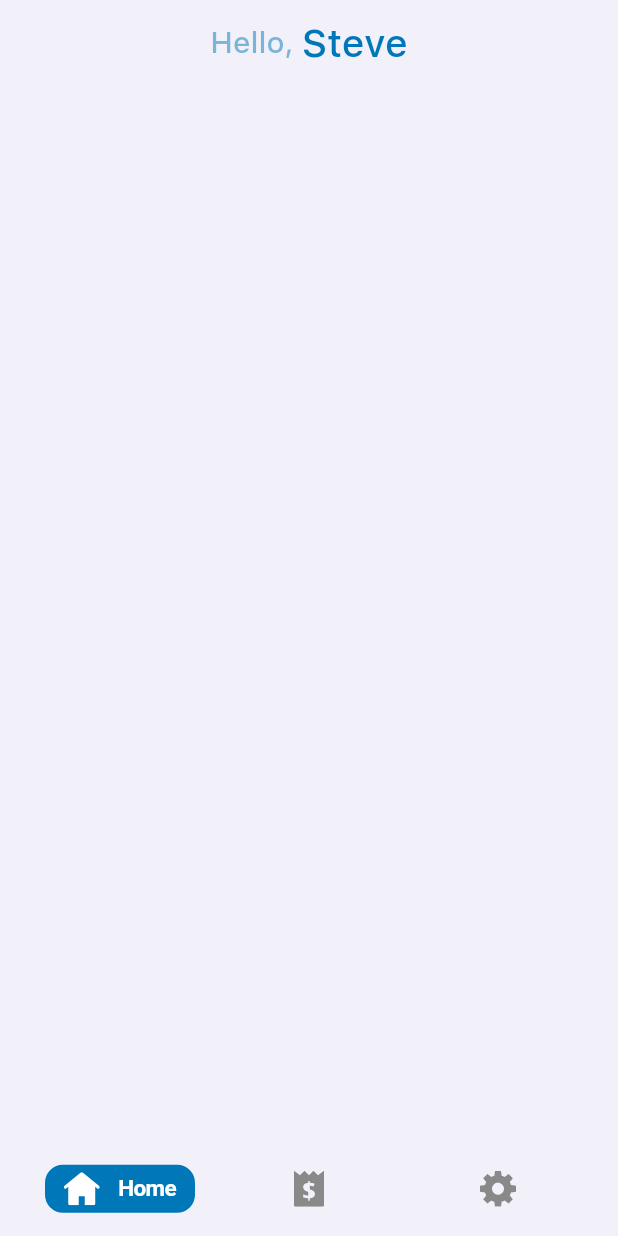
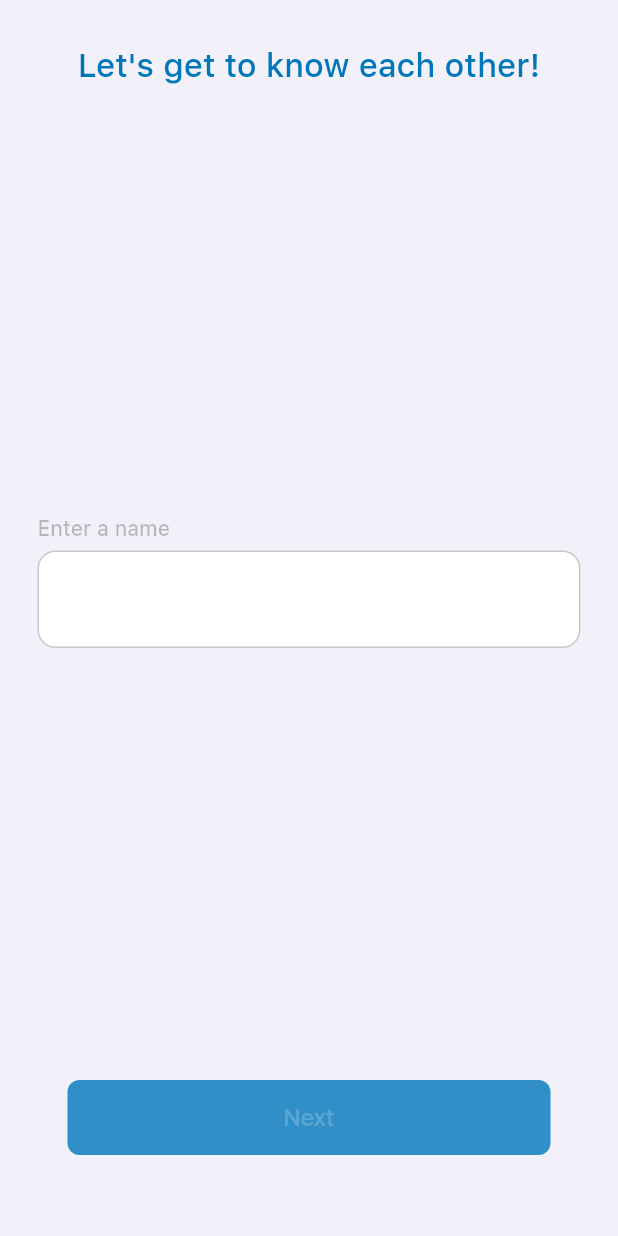
Before and after one commit to kent0505/expenses3, a Flutter app: the screen it shows after launch, on a phone screen of 412 x 824 dp. Run offline on Flutter 3.47's test engine with Material 3 defaults, Android fonts, the phone set to English and light mode, and no system bars; our stand-ins replace flutter_bloc, flutter_svg, go_router, shared_preferences.

Commit message:
added onboarding and name pages

```diff
--- a/lib/core/config/app_colors.dart
+++ b/lib/core/config/app_colors.dart
@@ -4,7 +4,10 @@ class AppColors {
   static const Color main = Color(0xff0077B9);
   static const Color bg = Color(0xfff2f1f9);
   static const Color red = Color(0xffFF0000);
+  static const Color border = Color(0xffC9C9C9);
 
   static Color main50 = const Color(0xff0077B9).withOpacity(0.5);
   static Color red50 = const Color(0xffFF0000).withOpacity(0.5);
+  static Color black50 = const Color(0xff000000).withOpacity(0.5);
+  static Color black25 = const Color(0xff000000).withOpacity(0.25);
 }
--- a/lib/core/config/router.dart
+++ b/lib/core/config/router.dart
@@ -1,11 +1,13 @@
 import 'package:go_router/go_router.dart';
 
 import '../../features/home/pages/home_page.dart';
+import '../../features/splash/greetings_page.dart';
+import '../../features/splash/name_page.dart';
 import '../../features/splash/onboarding_page.dart';
 import '../../features/splash/splash_page.dart';
 
 final routerConfig = GoRouter(
-  initialLocation: '/home',
+  initialLocation: '/name',
   routes: [
     GoRoute(
       path: '/',
@@ -16,6 +18,14 @@ final routerConfig = GoRouter(
       builder: (context, state) => const OnboardingPage(),
     ),
     GoRoute(
+      path: '/name',
+      builder: (context, state) => const NamePage(),
+    ),
+    GoRoute(
+      path: '/greetings',
+      builder: (context, state) => const GreetingsPage(),
+    ),
+    GoRoute(
       path: '/home',
       builder: (context, state) => const HomePage(),
     ),
--- a/lib/core/config/themes.dart
+++ b/lib/core/config/themes.dart
@@ -7,11 +7,11 @@ final theme = ThemeData(
   primarySwatch: Colors.grey,
   fontFamily: 'SF',
   scaffoldBackgroundColor: AppColors.bg,
-  // textSelectionTheme: TextSelectionThemeData(
-  //   cursorColor: AppColors.white50,
-  //   selectionColor: AppColors.white50,
-  //   selectionHandleColor: AppColors.white50,
-  // ),
+  textSelectionTheme: const TextSelectionThemeData(
+    cursorColor: AppColors.main,
+    selectionColor: AppColors.main,
+    selectionHandleColor: AppColors.main,
+  ),
   // colorScheme: ColorScheme.fromSwatch(
   //   accentColor: AppColors.activeNavBar,
   // ),
--- a/lib/core/utils.dart
+++ b/lib/core/utils.dart
@@ -2,7 +2,6 @@ import 'package:shared_preferences/shared_preferences.dart';
 
 bool onboarding = true;
 String myname = '';
-String mycurrency = '\$';
 int myexpense = 0;
 int myincome = 0;
 
@@ -11,7 +10,13 @@ Future<void> getData() async {
   // await prefs.remove('onboarding');
   onboarding = prefs.getBool('onboarding') ?? true;
   myname = prefs.getString('myname') ?? 'John';
-  mycurrency = prefs.getString('mycurrency') ?? '\$';
   myexpense = prefs.getInt('myexpense') ?? 0;
   myincome = prefs.getInt('myincome') ?? 0;
 }
+
+Future<void> saveUser(String name) async {
+  final prefs = await SharedPreferences.getInstance();
+  prefs.setString('myname', name);
+  prefs.setBool('onboarding', false);
+  await getData();
+}
--- a/lib/core/widgets/buttons/primary_button.dart
+++ b/lib/core/widgets/buttons/primary_button.dart
@@ -1,25 +1,30 @@
 import 'package:flutter/cupertino.dart';
 import 'package:flutter/material.dart';
+
+import '../../config/app_colors.dart';
 
 class PrimaryButton extends StatelessWidget {
   const PrimaryButton({
     super.key,
     required this.title,
     this.active = true,
+    this.width,
     required this.onPressed,
   });
 
   final String title;
   final bool active;
+  final double? width;
   final void Function() onPressed;
 
   @override
   Widget build(BuildContext context) {
     return Container(
       height: 50,
-      width: MediaQuery.of(context).size.width > 400 ? 400 : null,
+      width: width ?? (MediaQuery.of(context).size.width > 400 ? 400 : null),
       decoration: BoxDecoration(
-        color: Colors.black,
+        color:
+            active ? AppColors.main : const Color(0xff0077B9).withOpacity(0.8),
         borderRadius: BorderRadius.circular(8),
       ),
       child: CupertinoButton(
@@ -29,7 +34,9 @@ class PrimaryButton extends StatelessWidget {
           child: Text(
             title,
             style: TextStyle(
-              color: active ? Colors.white : Colors.grey,
+              color: active
+                  ? Colors.white
+                  : const Color(0xffFFFFFF).withOpacity(0.2),
               fontSize: 16,
               fontWeight: FontWeight.w600,
               fontFamily: 'SF',
--- /dev/null
+++ b/lib/features/splash/name_page.dart
@@ -0,0 +1,144 @@
+import 'package:flutter/material.dart';
+import 'package:go_router/go_router.dart';
+
+import '../../core/config/app_colors.dart';
+import '../../core/utils.dart';
+import '../../core/widgets/buttons/primary_button.dart';
+
+class NamePage extends StatefulWidget {
+  const NamePage({super.key});
+
+  @override
+  State<NamePage> createState() => _NamePageState();
+}
+
+class _NamePageState extends State<NamePage> {
+  final controller = TextEditingController();
+
+  bool active = false;
+
+  void onChanged() {
+    setState(() {
+      if (controller.text.isEmpty) {
+        active = false;
+      } else {
+        active = true;
+      }
+    });
+  }
+
+  void onNext() async {
+    await saveUser(controller.text).then((value) {
+      context.go('/greetings');
+    });
+  }
+
+  @override
+  void dispose() {
+    controller.dispose();
+    super.dispose();
+  }
+
+  @override
+  Widget build(BuildContext context) {
+    return Scaffold(
+      resizeToAvoidBottomInset: false,
+      body: Column(
+        children: [
+          SizedBox(height: 30 + MediaQuery.of(context).viewPadding.top),
+          const Center(
+            child: Text(
+              'Let\'s get to know each other!',
+              style: TextStyle(
+                color: AppColors.main,
+                fontSize: 22,
+              ),
+            ),
+          ),
+          const Spacer(),
+          Row(
+            children: [
+              const SizedBox(width: 25),
+              Text(
+                'Enter a name',
+                style: TextStyle(
+                  color: AppColors.black25,
+                  fontSize: 14,
+                ),
+              ),
+            ],
+          ),
+          const SizedBox(height: 6),
+          Padding(
+            padding: const EdgeInsets.symmetric(horizontal: 25),
+            child: _NameField(
+              controller: controller,
+              onChanged: onChanged,
+            ),
+          ),
+          const Spacer(),
+          Padding(
+            padding: const EdgeInsets.symmetric(horizontal: 45),
+            child: PrimaryButton(
+              title: 'Next',
+              active: active,
+              onPressed: onNext,
+            ),
+          ),
+          SizedBox(height: 54 + MediaQuery.of(context).viewPadding.bottom),
+        ],
+      ),
+    );
+  }
+}
+
+class _NameField extends StatelessWidget {
+  const _NameField({
+    required this.controller,
+    required this.onChanged,
+  });
+
+  final TextEditingController controller;
+  final void Function() onChanged;
+
+  @override
+  Widget build(BuildContext context) {
+    return Container(
+      height: 65,
+      decoration: BoxDecoration(
+        color: Colors.white,
+        borderRadius: BorderRadius.circular(12),
+        border: Border.all(color: AppColors.border),
+      ),
+      child: TextField(
+        controller: controller,
+        textAlign: TextAlign.center,
+        textCapitalization: TextCapitalization.sentences,
+        style: const TextStyle(
+          color: Colors.black,
+          fontSize: 22,
+        ),
+        decoration: const InputDecoration(
+          // hintText: 'Name',
+          // hintStyle: TextStyle(
+          //   color: AppColors.white50,
+          //   fontSize: 16,
+          //   fontWeight: FontWeight.w500,
+          // ),
+          focusedBorder: OutlineInputBorder(
+            borderSide: BorderSide(color: Colors.transparent),
+          ),
+          enabledBorder: OutlineInputBorder(
+            borderSide: BorderSide(color: Colors.transparent),
+          ),
+        ),
+        onTapOutside: (event) {
+          FocusManager.instance.primaryFocus?.unfocus();
+        },
+        onChanged: (value) {
+          onChanged();
+        },
+      ),
+    );
+  }
+}
```
Also changed, not shown: lib/features/splash/greetings_page.dart (added, +54 -0 lines), lib/features/splash/onboarding_page.dart (+191 -3 lines).
